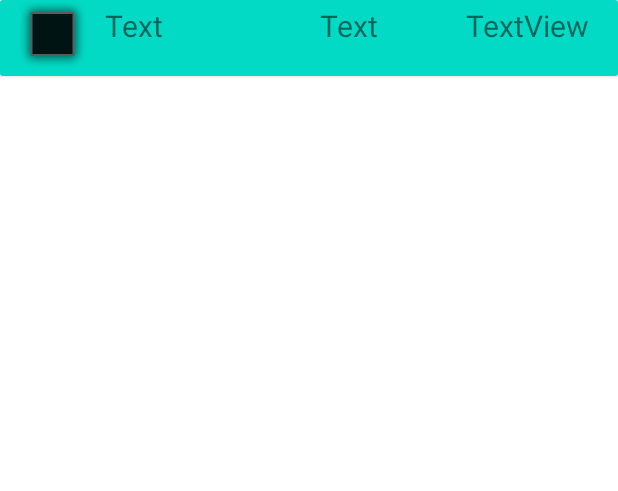
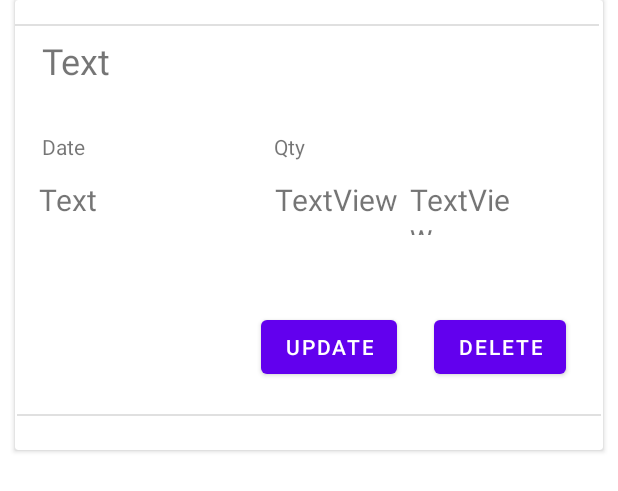
Before and after one commit to IT20167332/MAD-Project, an Android app: the layout layout_sche.xml on its own in the app's theme, with its tools: preview values and no code run, on a phone screen of 412 x 824 dp. Shown: the top 491 px of the screen. Run offline under Robolectric (Android 15) with nearby library versions, the phone set to English and light mode, and no system bars.

Commit message:
IT20167332

```diff
--- a/app/src/main/java/com/example/oppy/Activity/RvAdapter.java
+++ b/app/src/main/java/com/example/oppy/Activity/RvAdapter.java
@@ -41,6 +41,8 @@ public class RvAdapter extends RecyclerView.Adapter<RecyclerView.ViewHolder> {
         Sehedules sch = list.get(position);
         vh.text_name.setText(sch.getTitle());
         vh.text_date.setText(sch.getDate());
+        vh.text_type.setText(sch.getType());
+        vh.text_qty.setText(sch.getQty());
     }
 
     @Override
--- a/app/src/main/java/com/example/oppy/Activity/SchedulesVH.java
+++ b/app/src/main/java/com/example/oppy/Activity/SchedulesVH.java
@@ -13,10 +13,12 @@ import org.jetbrains.annotations.NotNull;
 
 public class SchedulesVH extends RecyclerView.ViewHolder {
 
-    public TextView text_name,text_date;
+    public TextView text_name,text_date,text_qty,text_type;
     public SchedulesVH(@NonNull @NotNull View itemView) {
         super(itemView);
         text_name = itemView.findViewById(R.id.text_name);
         text_date = itemView.findViewById(R.id.text_date);
+        text_qty = itemView.findViewById(R.id.txt_qty);
+        text_type = itemView.findViewById(R.id.txt_type2);
     }
 }
--- a/app/src/main/res/layout/layout_sche.xml
+++ b/app/src/main/res/layout/layout_sche.xml
@@ -1,57 +1,128 @@
 <?xml version="1.0" encoding="utf-8"?>
 <androidx.cardview.widget.CardView xmlns:android="http://schemas.android.com/apk/res/android"
     xmlns:app="http://schemas.android.com/apk/res-auto"
+    xmlns:tools="http://schemas.android.com/tools"
     android:layout_width="match_parent"
     android:layout_height="wrap_content"
+    android:layout_marginLeft="10dp"
+    android:layout_marginRight="10dp"
     android:background="#EA0707">
 
-    <LinearLayout
+    <androidx.constraintlayout.widget.ConstraintLayout
         android:layout_width="match_parent"
-        android:layout_height="match_parent"
-        android:background="@color/teal_200"
-        android:orientation="horizontal">
+        android:layout_height="300dp"
+        android:layout_weight="1"
+        app:layout_constraintEnd_toEndOf="parent"
+        app:layout_constraintHorizontal_bias="0.5"
+        app:layout_constraintStart_toStartOf="parent">
 
-        <LinearLayout
-            android:layout_width="match_parent"
-            android:layout_height="match_parent">
-
-            <ImageView
-                android:id="@+id/imageView"
+        <Button
+            android:id="@+id/button4"
             android:layout_width="wrap_content"
             android:layout_height="wrap_content"
-                android:layout_weight="1"
-                app:srcCompat="@android:drawable/alert_dark_frame" />
+            android:text="@string/btn_delete"
+            app:layout_constraintBaseline_toBaselineOf="@+id/button3"
+            app:layout_constraintEnd_toEndOf="parent"
+            app:layout_constraintStart_toEndOf="@+id/button3" />
 
         <TextView
             android:id="@+id/text_name"
-                android:layout_width="143dp"
-                android:layout_height="41dp"
-                android:layout_marginTop="3dp"
-                android:layout_marginBottom="3dp"
+            android:layout_width="259dp"
+            android:layout_height="40dp"
+            android:layout_marginTop="24dp"
             android:text="Text"
-                android:textSize="20sp" />
+            android:textSize="24sp"
+            app:layout_constraintEnd_toEndOf="parent"
+            app:layout_constraintHorizontal_bias="0.137"
+            app:layout_constraintStart_toStartOf="parent"
+            app:layout_constraintTop_toTopOf="parent" />
 
         <TextView
             android:id="@+id/text_date"
             android:layout_width="97dp"
             android:layout_height="40dp"
-                android:layout_marginTop="3dp"
-                android:layout_marginBottom="3dp"
+            android:layout_marginStart="16dp"
+            android:layout_marginTop="12dp"
             android:text="Text"
-                android:textSize="20sp" />
+            android:textSize="20sp"
+            app:layout_constraintStart_toStartOf="parent"
+            app:layout_constraintTop_toBottomOf="@+id/textView3" />
 
         <TextView
-                android:id="@+id/txt_item"
+            android:id="@+id/txt_qty"
             android:layout_width="wrap_content"
             android:layout_height="40dp"
-                android:layout_marginTop="3dp"
-                android:layout_marginBottom="3dp"
+            android:layout_marginStart="60dp"
             android:layout_weight="1"
             android:text="TextView"
-                android:textSize="20sp" />
+            android:textSize="20sp"
+            app:layout_constraintBottom_toBottomOf="@+id/text_date"
+            app:layout_constraintStart_toEndOf="@+id/text_date" />
 
-        </LinearLayout>
+        <View
+            android:id="@+id/divider"
+            android:layout_width="389dp"
+            android:layout_height="1dp"
+            android:background="?android:attr/listDivider"
+            app:layout_constraintBottom_toBottomOf="parent"
+            app:layout_constraintEnd_toEndOf="parent"
+            app:layout_constraintHorizontal_bias="0.5"
+            app:layout_constraintStart_toStartOf="parent"
+            app:layout_constraintTop_toBottomOf="@+id/text_date"
+            app:layout_constraintVertical_bias="0.837" />
 
-    </LinearLayout>
+        <View
+            android:id="@+id/divider2"
+            android:layout_width="389dp"
+            android:layout_height="1dp"
+            android:layout_marginTop="16dp"
+            android:background="?android:attr/listDivider"
+            app:layout_constraintTop_toTopOf="parent"
+            tools:layout_editor_absoluteX="1dp" />
+
+        <TextView
+            android:id="@+id/textView3"
+            android:layout_width="wrap_content"
+            android:layout_height="wrap_content"
+            android:layout_marginTop="24dp"
+            android:text="@string/et_date"
+            app:layout_constraintEnd_toEndOf="parent"
+            app:layout_constraintHorizontal_bias="0.049"
+            app:layout_constraintStart_toStartOf="parent"
+            app:layout_constraintTop_toBottomOf="@+id/text_name" />
+
+        <TextView
+            android:id="@+id/textView4"
+            android:layout_width="wrap_content"
+            android:layout_height="wrap_content"
+            android:layout_marginStart="124dp"
+            android:text="@string/et_qty"
+            app:layout_constraintBottom_toBottomOf="@+id/textView3"
+            app:layout_constraintEnd_toEndOf="parent"
+            app:layout_constraintHorizontal_bias="0.01"
+            app:layout_constraintStart_toEndOf="@+id/textView3" />
+
+        <TextView
+            android:id="@+id/txt_type2"
+            android:layout_width="77dp"
+            android:layout_height="37dp"
+            android:text="TextView"
+            android:textSize="20sp"
+            app:layout_constraintBaseline_toBaselineOf="@+id/txt_qty"
+            app:layout_constraintEnd_toEndOf="parent"
+            app:layout_constraintHorizontal_bias="0.132"
+            app:layout_constraintStart_toEndOf="@+id/txt_qty" />
+
+        <Button
+            android:id="@+id/button3"
+            android:layout_width="wrap_content"
+            android:layout_height="wrap_content"
+            android:layout_marginStart="164dp"
+            android:layout_marginTop="48dp"
+            android:text="@string/btn_update"
+            app:layout_constraintStart_toStartOf="parent"
+            app:layout_constraintTop_toBottomOf="@+id/txt_qty" />
+
+    </androidx.constraintlayout.widget.ConstraintLayout>
 
 </androidx.cardview.widget.CardView>
--- a/app/src/main/res/values/strings.xml
+++ b/app/src/main/res/values/strings.xml
@@ -20,6 +20,8 @@
     <string name="et_destination">Destination</string>
     <string name="btn_add">ADD</string>
     <string name="et_type">Type</string>
+    <string name="btn_update">Update</string>
+    <string name="btn_delete">Delete</string>
 
     <string-array name="item">
         <item>clothes</item>
```
Lines whose indentation alone changed are shown as unchanged.
